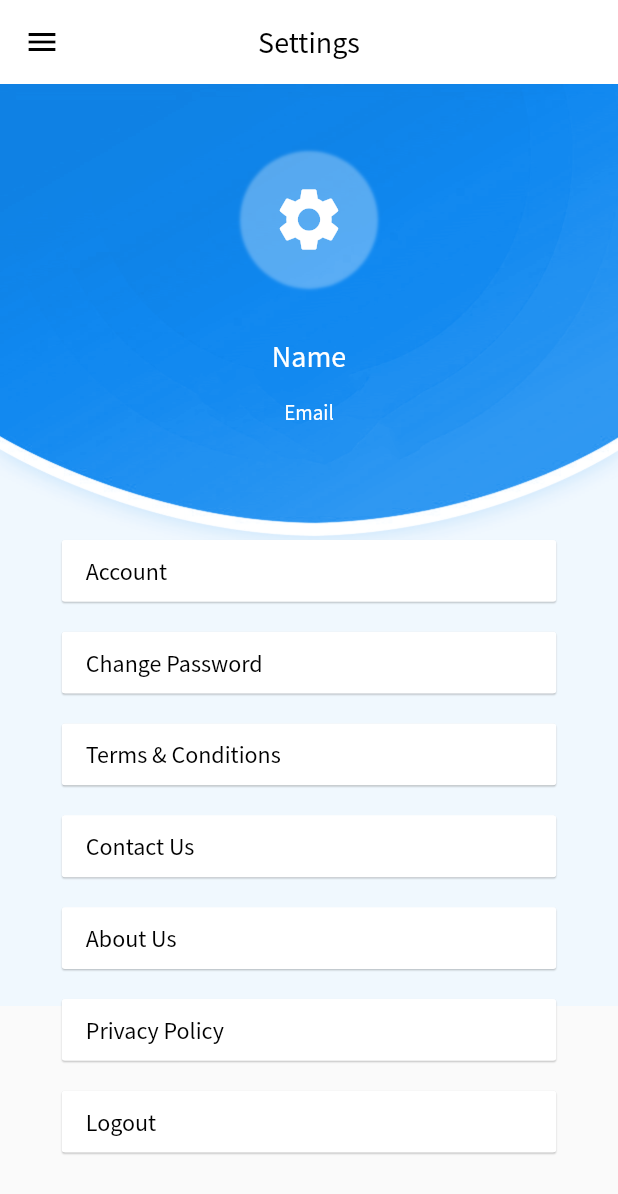
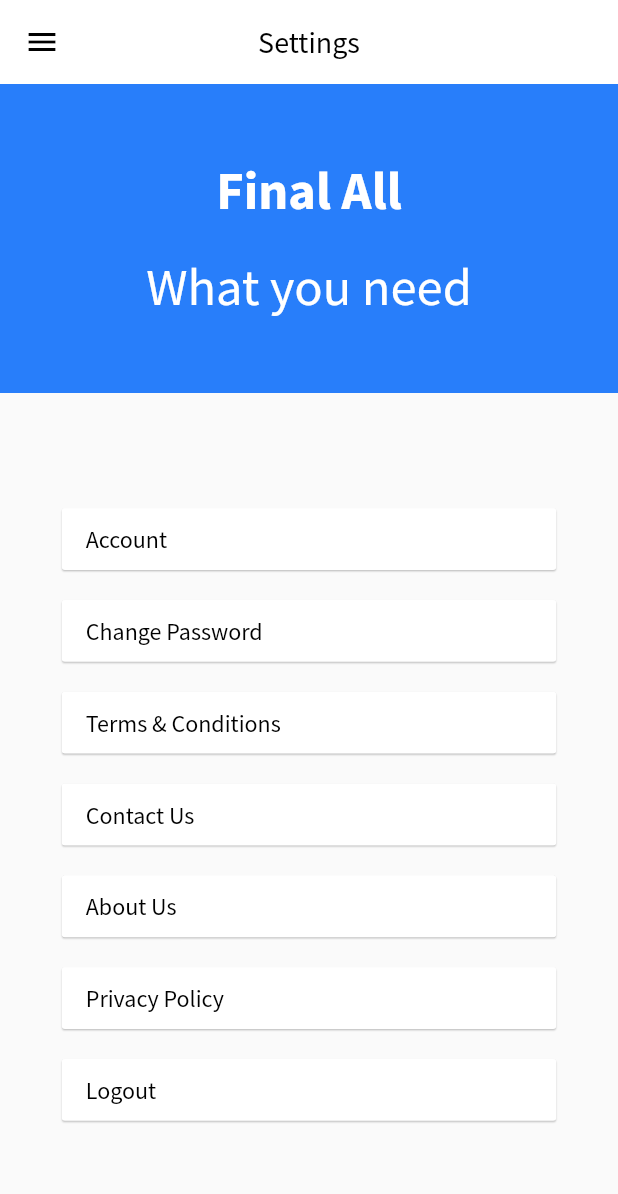
Before and after one commit to faseeh1999/find_my_school_updated, a Flutter app: the SettingsScreen screen opened directly, on a phone screen of 412 x 824 dp. Shown: the top 1194 px of the screen. Run offline on Flutter 3.47's test engine with Material 2 defaults, Android fonts, the phone set to English and light mode, and no system bars; our stand-ins replace animated_text_kit, cloud_firestore, firebase_auth, flutter_spinkit, form_validator, introduction_screen and 1 more; accounts and stored records are empty.

Commit message:
Fixed Settings Page UI
All UI for Settings Page Finalized.

```diff
--- a/lib/screens/settings/settings.dart
+++ b/lib/screens/settings/settings.dart
@@ -5,7 +5,9 @@ import 'package:find_my_school_updated/screens/settings/privacy.dart';
 import 'package:find_my_school_updated/screens/settings/terms.dart';
 import 'package:find_my_school_updated/services/auth.dart';
 import 'package:find_my_school_updated/shared/drawer.dart';
+import 'package:find_my_school_updated/theme/color.dart';
 import 'package:flutter/material.dart';
+import 'package:flutter/rendering.dart';
 import 'package:page_transition/page_transition.dart';
 
 class SettingsScreen extends StatelessWidget {
@@ -27,54 +29,44 @@ class SettingsScreen extends StatelessWidget {
       drawer: MainDrawer(),
       body: Stack(
         children: [
-          Image.asset(
-            'assets/images/Settings.png',
-            fit: BoxFit.cover,
+          Container(
+            height: size.height * 0.25,
+            width: size.width,
+            color: primaryColor,
+            child: Column(
+              mainAxisAlignment: MainAxisAlignment.center,
+              crossAxisAlignment: CrossAxisAlignment.center,
+              children: [
+                Text(
+                  "Final All",
+                  style: TextStyle(
+                    fontFamily: 'ss',
+                    color: Colors.white,
+                    fontSize: 35,
+                    fontWeight: FontWeight.bold,
+                  ),
+                ),
+                SizedBox(height: 20.0),
+                Text(
+                  "What you need",
+                  style: TextStyle(
+                    fontFamily: 'ss',
+                    color: Colors.white,
+                    fontSize: 35,
+                    fontWeight: FontWeight.normal,
+                  ),
+                ),
+              ],
+            ),
           ),
           Center(
             child: SingleChildScrollView(
               child: Column(
-                mainAxisAlignment: MainAxisAlignment.start,
+                mainAxisAlignment: MainAxisAlignment.center,
                 crossAxisAlignment: CrossAxisAlignment.center,
                 children: [
-                  Container(
-                    padding: EdgeInsets.all(20.0),
-                    decoration: BoxDecoration(
-                      color: Colors.transparent,
-                      boxShadow: [
-                        BoxShadow(
-                          color: Colors.white.withOpacity(0.3),
-                          spreadRadius: 1,
-                          blurRadius: 1,
-                          offset: Offset(0, 0), // changes position of shadow
-                        ),
-                      ],
-                      shape: BoxShape.circle,
-                    ),
-                    child: Icon(
-                      Icons.settings,
-                      color: Colors.white,
-                      size: 50.0,
-                    ),
-                  ),
                   SizedBox(
-                    height: size.height * 0.04,
-                  ),
-                  Text(
-                    "Name",
-                    style: TextStyle(
-                        fontFamily: 'ss', fontSize: 20, color: Colors.white),
-                  ),
-                  SizedBox(
-                    height: size.height * 0.02,
-                  ),
-                  Text(
-                    "Email",
-                    style: TextStyle(
-                        fontFamily: 'ss', fontSize: 14, color: Colors.white),
-                  ),
-                  SizedBox(
-                    height: size.height * 0.08,
+                    height: size.height * 0.25,
                   ),
                   Container(
                     margin: EdgeInsets.fromLTRB(0, 10, 0, 10),
```
